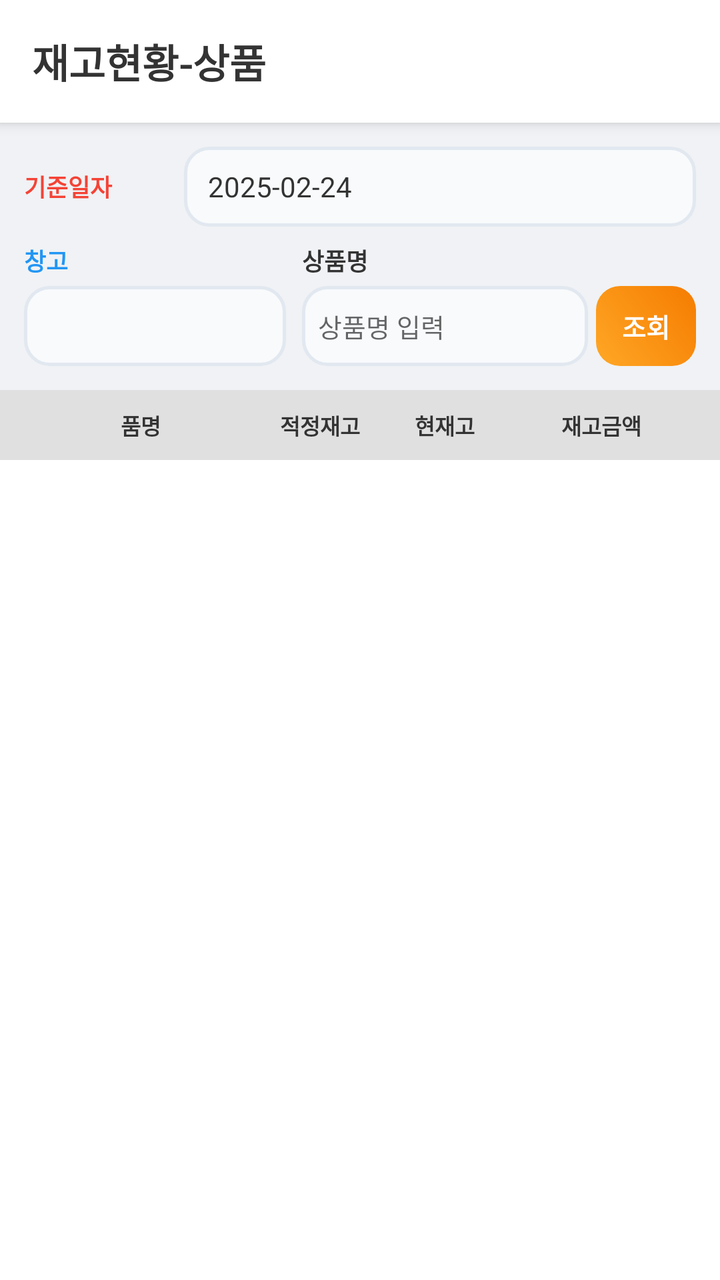
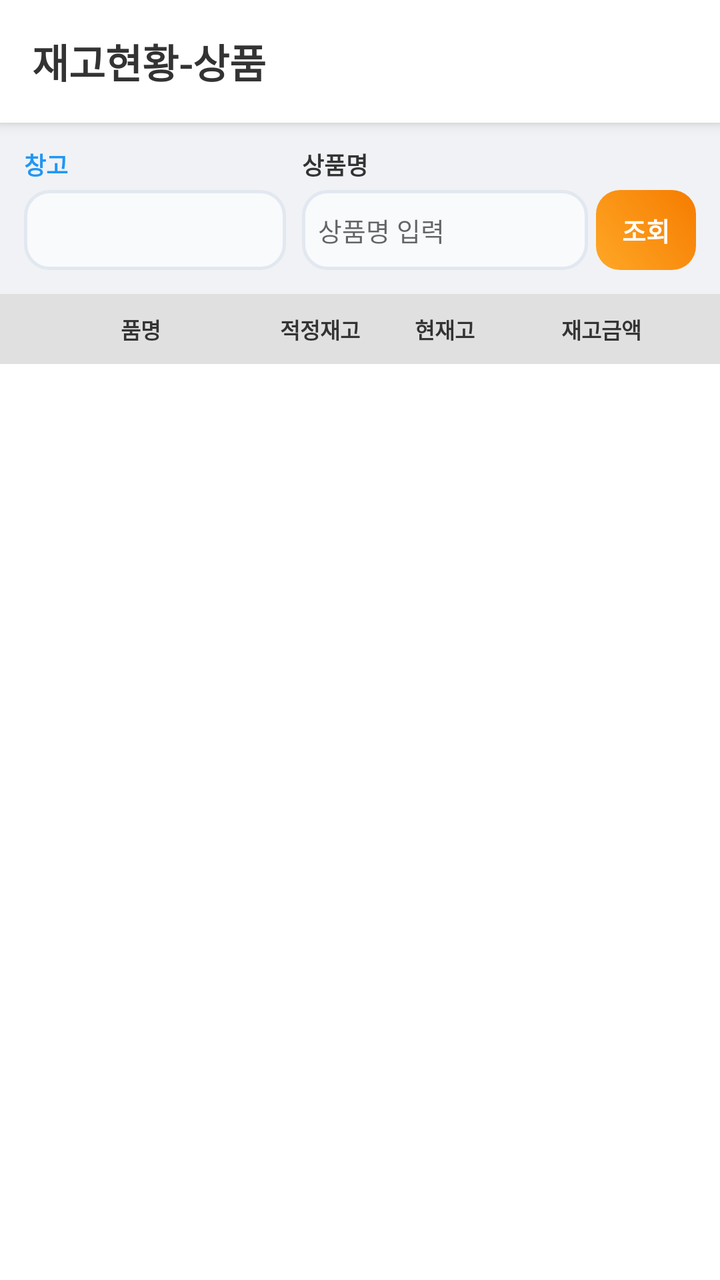

Two renders of the same Android screen: before a commit and after it. Below are the layout's source before the change and the commit's diff.
<!-- AndroidManifest.xml: application theme Theme.SmartERP -->
<!-- res/layout/activity_mhsst200s.xml -->
<?xml version="1.0" encoding="utf-8"?>
<LinearLayout xmlns:android="http://schemas.android.com/apk/res/android"
    android:layout_width="match_parent"
    android:layout_height="match_parent"
    android:orientation="vertical"
    android:background="#F0F2F5">

    
    <LinearLayout
        android:layout_width="match_parent"
        android:layout_height="wrap_content"
        android:background="#FFFFFF"
        android:padding="16dp"
        android:elevation="4dp"
        android:gravity="center_vertical"
        android:orientation="horizontal">
        <TextView
            android:layout_width="0dp"
            android:layout_height="wrap_content"
            android:layout_weight="1"
            android:text="재고현황-상품"
            android:textSize="20sp"
            android:textStyle="bold"
            android:textColor="#333333"/>
    </LinearLayout>

    <LinearLayout
        android:layout_width="match_parent"
        android:layout_height="wrap_content"
        android:orientation="vertical"
        android:padding="12dp">

        
        <LinearLayout
            android:layout_width="match_parent"
            android:layout_height="wrap_content"
            android:orientation="horizontal"
            android:gravity="center_vertical"
            android:layout_marginBottom="8dp">
            <TextView
                android:layout_width="80dp"
                android:layout_height="wrap_content"
                android:text="기준일자"
                android:textSize="12sp"
                android:textStyle="bold"
                android:textColor="#F44336"/>
            <TextView
                android:id="@+id/tvBaseDate"
                android:layout_width="match_parent"
                android:layout_height="40dp"
                android:background="@drawable/bg_input_field"
                android:gravity="center_vertical"
                android:paddingStart="12dp"
                android:text="2025-02-24"
                android:textColor="#333333"
                android:textSize="14sp"
                android:paddingEnd="12dp"/>
        </LinearLayout>

        
        <LinearLayout
            android:layout_width="match_parent"
            android:layout_height="wrap_content"
            android:orientation="horizontal"
            android:gravity="bottom">
            
            <LinearLayout
                android:layout_width="0dp"
                android:layout_height="wrap_content"
                android:layout_weight="1"
                android:orientation="vertical"
                android:layout_marginEnd="8dp">
                <TextView
                    android:layout_width="wrap_content"
                    android:layout_height="wrap_content"
                    android:text="창고"
                    android:textSize="12sp"
                    android:textStyle="bold"
                    android:textColor="#2196F3"
                    android:layout_marginBottom="4dp"/>
                <Spinner
                    android:id="@+id/spWarehouse"
                    android:layout_width="match_parent"
                    android:layout_height="40dp"
                    android:background="@drawable/bg_input_field"/>
            </LinearLayout>

            <LinearLayout
                android:layout_width="0dp"
                android:layout_height="wrap_content"
                android:layout_weight="1.5"
                android:orientation="vertical">
                <TextView
                    android:layout_width="wrap_content"
                    android:layout_height="wrap_content"
                    android:text="상품명"
                    android:textSize="12sp"
                    android:textStyle="bold"
                    android:textColor="#333333"
                    android:layout_marginBottom="4dp"/>
                <LinearLayout
                    android:layout_width="match_parent"
                    android:layout_height="40dp"
                    android:orientation="horizontal">
                    <EditText
                        android:id="@+id/etItemNm"
                        android:layout_width="0dp"
                        android:layout_height="match_parent"
                        android:layout_weight="1"
                        android:background="@drawable/bg_input_field"
                        android:hint="상품명 입력"
                        android:paddingStart="8dp"
                        android:textColor="#333333"
                        android:textSize="13sp"
                        android:singleLine="true"/>
                    <androidx.appcompat.widget.AppCompatButton
                        android:id="@+id/btnSearch"
                        android:layout_width="50dp"
                        android:layout_height="match_parent"
                        android:layout_marginStart="4dp"
                        android:background="@drawable/bg_button_gradient_orange"
                        android:text="조회"
                        android:textColor="#FFFFFF"
                        android:textSize="13sp"
                        android:textStyle="bold"
                        android:stateListAnimator="@null"/>
                </LinearLayout>
            </LinearLayout>
        </LinearLayout>
    </LinearLayout>

    
    <LinearLayout
        android:layout_width="match_parent"
        android:layout_height="35dp"
        android:background="#E0E0E0"
        android:orientation="horizontal"
        android:gravity="center_vertical"
        android:paddingStart="12dp"
        android:paddingEnd="12dp">
        <TextView
            android:layout_width="0dp"
            android:layout_height="wrap_content"
            android:layout_weight="1.5"
            android:text="품명"
            android:textSize="11sp"
            android:textStyle="bold"
            android:textColor="#333333"
            android:gravity="center"/>
        <TextView
            android:layout_width="0dp"
            android:layout_height="wrap_content"
            android:layout_weight="0.8"
            android:text="적정재고"
            android:textSize="11sp"
            android:textStyle="bold"
            android:textColor="#333333"
            android:gravity="center"/>
        <TextView
            android:layout_width="0dp"
            android:layout_height="wrap_content"
            android:layout_weight="0.8"
            android:text="현재고"
            android:textSize="11sp"
            android:textStyle="bold"
            android:textColor="#333333"
            android:gravity="center"/>
        <TextView
            android:layout_width="0dp"
            android:layout_height="wrap_content"
            android:layout_weight="1.2"
            android:text="재고금액"
            android:textSize="11sp"
            android:textStyle="bold"
            android:textColor="#333333"
            android:gravity="center"/>
    </LinearLayout>

    <ListView
        android:id="@+id/lvInventoryStatus"
        android:layout_width="match_parent"
        android:layout_height="match_parent"
        android:divider="#DDDDDD"
        android:dividerHeight="1dp"
        android:background="#FFFFFF"/>

</LinearLayout>
<!-- resources referenced by this layout -->
<resources>
  <!-- drawable bg_button_gradient_orange (drawable) -->
  <?xml version="1.0" encoding="utf-8"?>
  <shape xmlns:android="http://schemas.android.com/apk/res/android">
      <gradient
          android:startColor="#FFA726"
          android:endColor="#F57C00"
          android:angle="45"/>
      <corners android:radius="12dp"/>
  </shape>
  <!-- drawable bg_input_field (drawable) -->
  <?xml version="1.0" encoding="utf-8"?>
  <shape xmlns:android="http://schemas.android.com/apk/res/android">
      <solid android:color="@color/input_bg"/>
      <corners android:radius="12dp"/>
      <stroke android:width="1.5dp" android:color="@color/input_border"/>
  </shape>
  <style name="Theme.SmartERP" parent="Theme.AppCompat.Light.NoActionBar">
          
          <item name="colorPrimary">@color/smart_blue</item>
          <item name="colorPrimaryDark">@color/smart_blue</item>
          <item name="colorAccent">@color/core_amber</item>
  
          
          <item name="android:windowBackground">@color/login_bg_end</item>
  
          
          <item name="android:forceDarkAllowed" tools:targetApi="q">false</item>
      </style>
  <color name="input_bg">#F8FAFC</color>
  <color name="input_border">#E2E8F0</color>
  <color name="smart_blue">#005a9f</color>
  <color name="core_amber">#ffc107</color>
  <color name="login_bg_end">#f0f4f8</color>
</resources>

<!-- the commit's change to res/layout/activity_mhsst200s.xml (unified diff, before → after) -->
@@ -1,4 +1,5 @@
 <?xml version="1.0" encoding="utf-8"?>
+
 <LinearLayout xmlns:android="http://schemas.android.com/apk/res/android"
     android:layout_width="match_parent"
     android:layout_height="match_parent"
@@ -29,33 +30,6 @@
         android:layout_height="wrap_content"
         android:orientation="vertical"
         android:padding="12dp">
-
-        
-        <LinearLayout
-            android:layout_width="match_parent"
-            android:layout_height="wrap_content"
-            android:orientation="horizontal"
-            android:gravity="center_vertical"
-            android:layout_marginBottom="8dp">
-            <TextView
-                android:layout_width="80dp"
-                android:layout_height="wrap_content"
-                android:text="기준일자"
-                android:textSize="12sp"
-                android:textStyle="bold"
-                android:textColor="#F44336"/>
-            <TextView
-                android:id="@+id/tvBaseDate"
-                android:layout_width="match_parent"
-                android:layout_height="40dp"
-                android:background="@drawable/bg_input_field"
-                android:gravity="center_vertical"
-                android:paddingStart="12dp"
-                android:text="2025-02-24"
-                android:textColor="#333333"
-                android:textSize="14sp"
-                android:paddingEnd="12dp"/>
-        </LinearLayout>
 
         
         <LinearLayout
<!-- resource entries referenced after the edit -->
@@ -2,6 +2,7 @@
 <resources>
   <!-- drawable bg_button_gradient_orange (drawable) -->
   <?xml version="1.0" encoding="utf-8"?>
+  
   <shape xmlns:android="http://schemas.android.com/apk/res/android">
       <gradient
           android:startColor="#FFA726"
@@ -11,6 +12,7 @@
   </shape>
   <!-- drawable bg_input_field (drawable) -->
   <?xml version="1.0" encoding="utf-8"?>
+  
   <shape xmlns:android="http://schemas.android.com/apk/res/android">
       <solid android:color="@color/input_bg"/>
       <corners android:radius="12dp"/>
